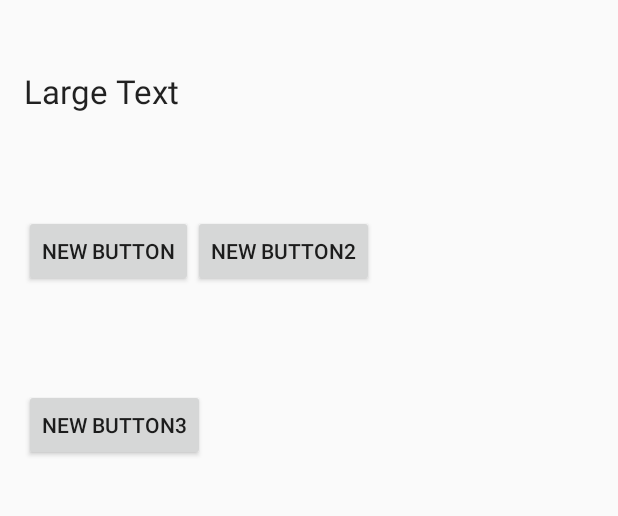
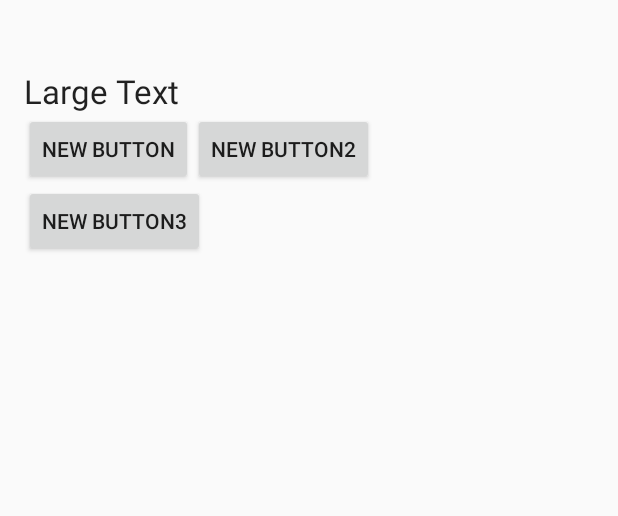
Before and after one commit to larrywhy/android_studio_test, an Android app: the screen it shows after launch (MainActivity), on a phone screen of 412 x 824 dp, the part 333-849 px from its top. Run offline under Robolectric (Android 15) with nearby library versions, the phone set to English and light mode, and no system bars.

Commit message:
refomat code

```diff
--- a/app/src/main/res/layout/activity_main.xml
+++ b/app/src/main/res/layout/activity_main.xml
@@ -37,20 +37,12 @@
             android:id="@+id/button"
             android:layout_width="wrap_content"
             android:layout_height="wrap_content"
-            android:layout_alignParentLeft="true"
-            android:layout_alignParentStart="true"
-            android:layout_below="@+id/textView"
-            android:layout_marginTop="68dp"
             android:text="New Button" />
 
         <Button
             android:id="@+id/button2"
             android:layout_width="wrap_content"
             android:layout_height="wrap_content"
-            android:layout_alignParentLeft="true"
-            android:layout_alignParentStart="true"
-            android:layout_below="@+id/textView"
-            android:layout_marginTop="68dp"
             android:text="New Button2" />
 
 
@@ -60,9 +52,5 @@
         android:id="@+id/button3"
         android:layout_width="wrap_content"
         android:layout_height="wrap_content"
-        android:layout_alignParentLeft="true"
-        android:layout_alignParentStart="true"
-        android:layout_below="@+id/textView"
-        android:layout_marginTop="68dp"
         android:text="New Button3" />
 </LinearLayout>
```
